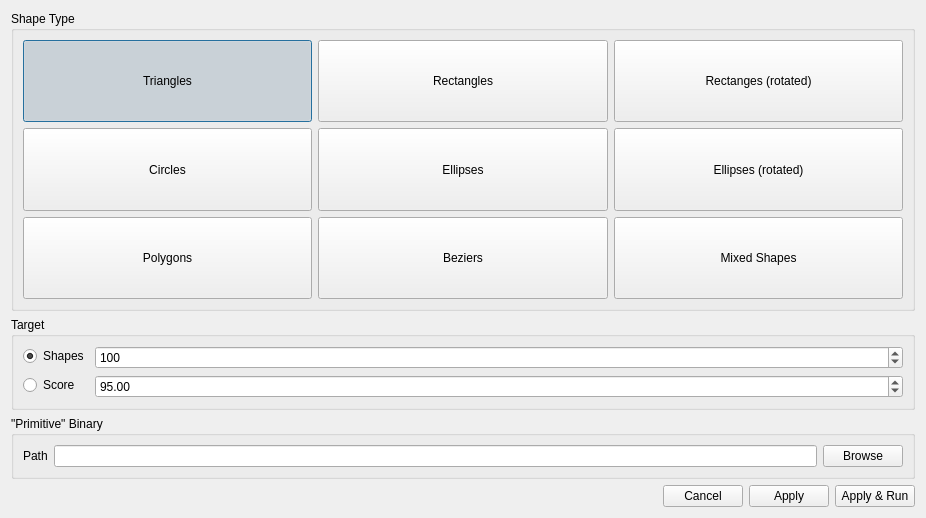
The window that src/settingsdialog.ui (flopp/qubistic) describes before a commit, drawn with Qt 5.
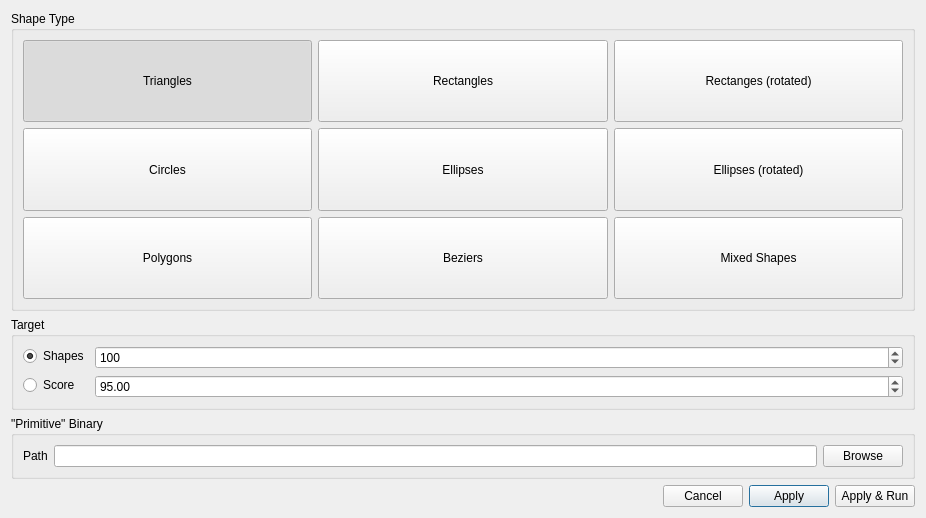
The same window after the commit.

```diff
--- a/src/settingsdialog.ui
+++ b/src/settingsdialog.ui
@@ -46,6 +46,9 @@
         <property name="autoExclusive">
          <bool>true</bool>
         </property>
+        <property name="autoDefault">
+         <bool>false</bool>
+        </property>
        </widget>
       </item>
       <item row="0" column="1">
@@ -326,6 +329,12 @@
        <property name="text">
         <string>Apply</string>
        </property>
+       <property name="autoDefault">
+        <bool>true</bool>
+       </property>
+       <property name="default">
+        <bool>true</bool>
+       </property>
       </widget>
      </item>
      <item>
```
Left out of the diff: 24 changed lines with no effect on the pictures.
